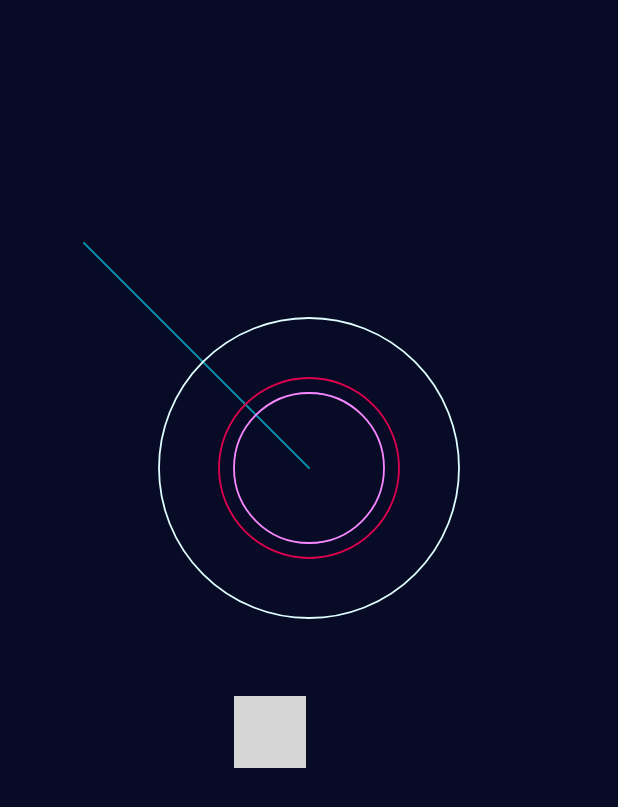
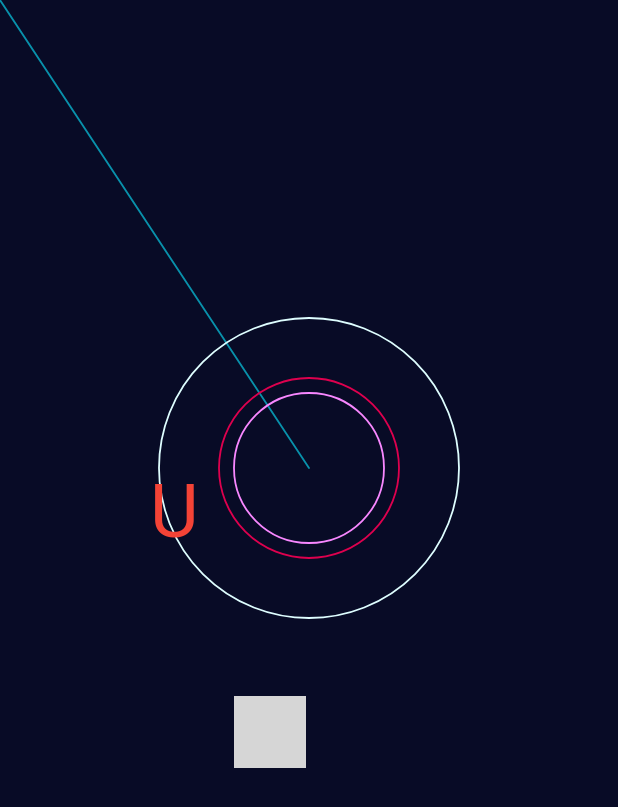
Before and after one commit to MahmoudAshours/RetroPlayer, a Flutter app: the screen it shows after launch, on a phone screen of 412 x 824 dp. Shown: the top 807 px of the screen. Run offline on Flutter 3.47's test engine with Material 2 defaults, Android fonts, the light colour scheme and no system bars; our stand-ins replace animate_do, audioplayers, flutter_tts; missing offline and left inert: flutter_sound, gradient_text; grey boxes are pictures that could not be loaded.

Commit message:
Added laser beam attack

```diff
--- a/lib/Screens/splash.dart
+++ b/lib/Screens/splash.dart
@@ -1,6 +1,3 @@
-import 'dart:io';
-import 'dart:typed_data';
-
 import 'package:animate_do/animate_do.dart';
 import 'package:audioplayers/audio_cache.dart';
 import 'package:flutter/material.dart';
@@ -17,7 +14,10 @@ class _SplashScreenState extends State<SplashScreen>
     with TickerProviderStateMixin {
   FlutterTts _flutterTts = FlutterTts();
   static AudioCache player = AudioCache();
+  GlobalKey textKey = GlobalKey();
+
   double _top;
+  bool _playVisibility = true;
   Offset _tapDetails = Offset(0, 0);
   AnimationController _circlecontroller,
       _arc1Controller,
@@ -114,6 +114,7 @@ class _SplashScreenState extends State<SplashScreen>
       onTapDown: (d) {
         setState(() {
           _tapDetails = d.globalPosition;
+          print(_tapDetails);
         });
       },
       child: Scaffold(
@@ -127,7 +128,9 @@ class _SplashScreenState extends State<SplashScreen>
                 child: CustomPaint(
                   painter: OuterRectangleSplash(
                       outerRectangleAnimation: _outerRectangleFraction,
-                      gesturePosition: _tapDetails),
+                      gesturePosition: _tapDetails,
+                      width: MediaQuery.of(context).size.width,
+                      top: _top),
                   child: RotationTransition(
                     turns: _circleanimation,
                     child: CustomPaint(
@@ -157,9 +160,20 @@ class _SplashScreenState extends State<SplashScreen>
                 onPressed: () async {
                   var filePath = "audio/buttonPress.mp3";
                   await player.play(filePath);
+                  setState(() {
+                    _top += 100;
+                    _playVisibility = false;
+                  });
                 },
                 hoverColor: Colors.green,
+                child: Visibility(
+                  visible: _playVisibility,
+                  maintainState: false,
+                  maintainSize: false,
+                  replacement: SizedBox.shrink(),
+                  maintainInteractivity: false,
                   child: ZoomIn(
+                    from: 2,
                     delay: Duration(seconds: 5),
                     child: GradientText(
                       'Play!',
@@ -172,6 +186,24 @@ class _SplashScreenState extends State<SplashScreen>
                     ),
                   ),
                 ),
+              ),
+            ),
+            AnimatedPositioned(
+              top: _top,
+              left: 100,
+              key: textKey,
+              child: Text(
+                !contains(
+                        Offset(100, _top),
+                        _tapDetails.dx - (MediaQuery.of(context).size.width / 2),
+                        MediaQuery.of(context).size.width / 2,
+                        _tapDetails.dy - _top,
+                        MediaQuery.of(context).size.height / 2)
+                    ? 'A'
+                    : 'U',
+                style: TextStyle(fontSize: 50, color: Colors.red),
+              ),
+              duration: Duration(seconds: 3),
             )
           ],
         ),
@@ -179,10 +211,11 @@ class _SplashScreenState extends State<SplashScreen>
     );
   }
 
-  Future<File> writeToFile(ByteData data, String path) {
-    final buffer = data.buffer;
-    return File(path).writeAsBytes(
-        buffer.asUint8List(data.offsetInBytes, data.lengthInBytes));
+  bool contains(Offset offset, left, right, top, bottom) {
+    return offset.dx >= left &&
+        offset.dx < right &&
+        offset.dy >= top &&
+        offset.dy < bottom;
   }
 }
 
@@ -273,9 +306,14 @@ class ArcSplash2 extends CustomPainter {
 class OuterRectangleSplash extends CustomPainter {
   var _rectanglePaint;
   final outerRectangleAnimation;
-  final gesturePosition;
-  OuterRectangleSplash({this.outerRectangleAnimation, this.gesturePosition}) {
-    print(gesturePosition);
+  final Offset gesturePosition;
+  final top;
+  final width;
+  OuterRectangleSplash(
+      {this.outerRectangleAnimation,
+      this.gesturePosition,
+      this.top,
+      this.width}) {
     _rectanglePaint = Paint()
       ..color = Color(0xff0891AB)
       ..strokeWidth = 1.2
@@ -284,12 +322,13 @@ class OuterRectangleSplash extends CustomPainter {
   }
   @override
   void paint(Canvas canvas, Size size) {
+    print(Offset(gesturePosition.dx - (width / 2), gesturePosition.dy - top));
     canvas.drawLine(
         Offset(0, 0),
-        Offset(gesturePosition.dx - 150, gesturePosition.dy - 150),
+        Offset(gesturePosition.dx - (width / 2), gesturePosition.dy - top),
         _rectanglePaint);
   }
 
   @override
-  bool shouldRepaint(CustomPainter oldDelegate) => true;
+  bool shouldRepaint(CustomPainter oldDelegate) => false;
 }
```
Lines whose indentation alone changed are shown as unchanged.
